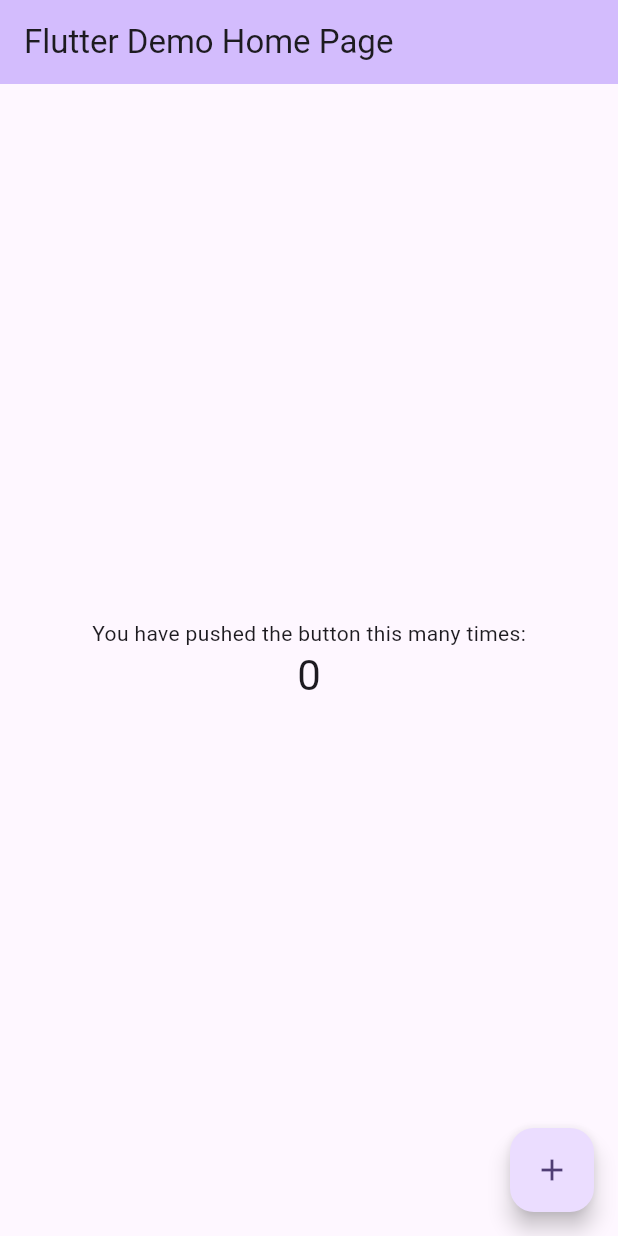
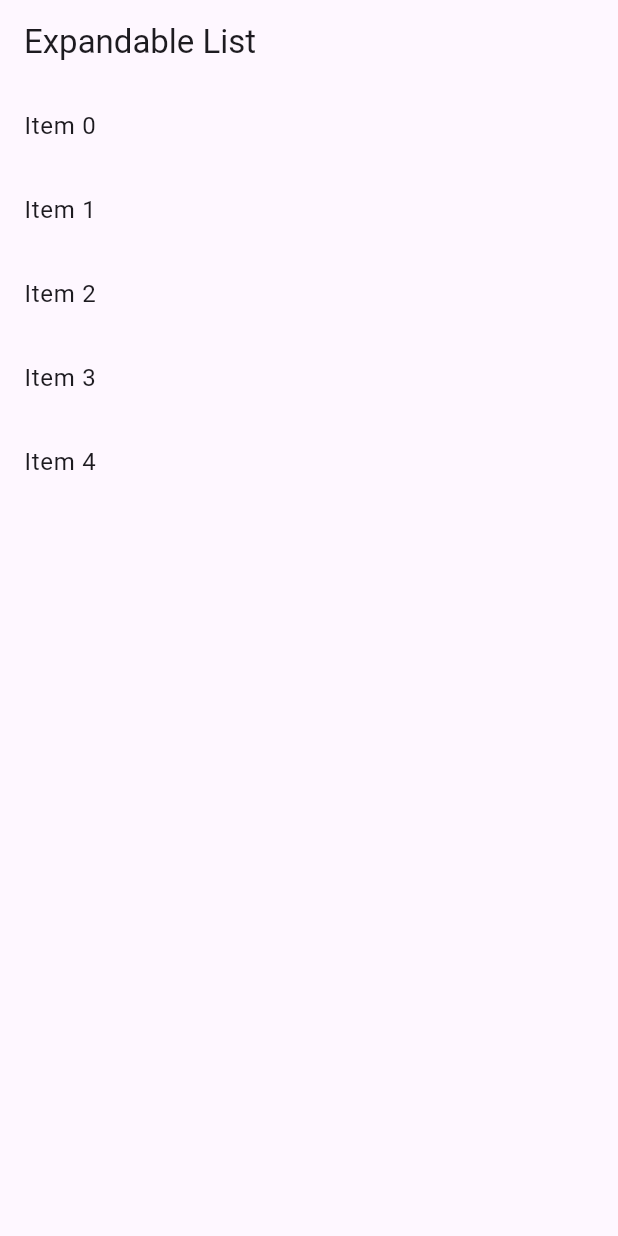
Before and after one commit to haifengkao/modkeeper, a Flutter app: the screen it shows after launch, on a phone screen of 412 x 824 dp. Run offline on Flutter 3.47's test engine with Material 3 defaults, Android fonts, the phone set to English and light mode, and no system bars.

```diff
--- a/lib/main.dart
+++ b/lib/main.dart
@@ -2,6 +2,130 @@ import 'package:flutter/material.dart';
 
 void main() {
   runApp(const MyApp());
+}
+
+class ExpandableListScreen extends StatelessWidget {
+  final List<ListItem> items = List.generate(
+    5,
+    (index) => ListItem(
+      title: 'Item $index',
+      subItems: List.generate(
+        3,
+        (subIndex) => SubItem(
+          title: 'Sub Item $subIndex',
+          isChecked: false,
+        ),
+      ),
+    ),
+  );
+
+  @override
+  Widget build(BuildContext context) {
+    return Scaffold(
+      appBar: AppBar(
+        title: Text('Expandable List'),
+      ),
+      body: ListView.builder(
+        itemCount: items.length,
+        itemBuilder: (context, index) {
+          final item = items[index];
+          return ExpandableListItem(item: item);
+        },
+      ),
+    );
+  }
+}
+
+class ExpandableListItem extends StatefulWidget {
+  final ListItem item;
+
+  const ExpandableListItem({required this.item});
+
+  @override
+  _ExpandableListItemState createState() => _ExpandableListItemState();
+}
+
+class _ExpandableListItemState extends State<ExpandableListItem>
+    with SingleTickerProviderStateMixin {
+  late AnimationController _animationController;
+  late Animation<double> _animation;
+  bool isExpanded = false;
+
+  @override
+  void initState() {
+    super.initState();
+    _animationController = AnimationController(
+      vsync: this,
+      duration: Duration(milliseconds: 200),
+    );
+    _animation = CurvedAnimation(
+      parent: _animationController,
+      curve: Curves.easeInOut,
+    );
+  }
+
+  @override
+  void dispose() {
+    _animationController.dispose();
+    super.dispose();
+  }
+
+  void _toggleExpansion() {
+    setState(() {
+      isExpanded = !isExpanded;
+      if (isExpanded) {
+        _animationController.forward();
+      } else {
+        _animationController.reverse();
+      }
+    });
+  }
+
+  @override
+  Widget build(BuildContext context) {
+    return Column(
+      children: [
+        ListTile(
+          title: Text(widget.item.title),
+          onTap: _toggleExpansion,
+        ),
+        SizeTransition(
+          sizeFactor: _animation,
+          axisAlignment: 1.0,
+          child: Container(
+            padding: EdgeInsets.symmetric(horizontal: 16.0),
+            child: Column(
+              children: widget.item.subItems.map((subItem) {
+                return CheckboxListTile(
+                  title: Text(subItem.title),
+                  value: subItem.isChecked,
+                  onChanged: (value) {
+                    setState(() {
+                      subItem.isChecked = value!;
+                    });
+                  },
+                );
+              }).toList(),
+            ),
+          ),
+        ),
+      ],
+    );
+  }
+}
+
+class ListItem {
+  final String title;
+  final List<SubItem> subItems;
+
+  ListItem({required this.title, required this.subItems});
+}
+
+class SubItem {
+  String title;
+  bool isChecked;
+
+  SubItem({required this.title, required this.isChecked});
 }
 
 class MyApp extends StatelessWidget {
@@ -11,7 +135,7 @@ class MyApp extends StatelessWidget {
   @override
   Widget build(BuildContext context) {
     return MaterialApp(
-      title: 'Flutter Demo',
+      title: 'ModKeeper',
       theme: ThemeData(
         // This is the theme of your application.
         //
@@ -31,95 +155,8 @@ class MyApp extends StatelessWidget {
         colorScheme: ColorScheme.fromSeed(seedColor: Colors.deepPurple),
         useMaterial3: true,
       ),
-      home: const MyHomePage(title: 'Flutter Demo Home Page'),
+    //   home: const MyHomePage(title: 'Flutter Demo Home Page'),
+    home: ExpandableListScreen(),
     );
   }
 }
-
-class MyHomePage extends StatefulWidget {
-  const MyHomePage({super.key, required this.title});
-
-  // This widget is the home page of your application. It is stateful, meaning
-  // that it has a State object (defined below) that contains fields that affect
-  // how it looks.
-
-  // This class is the configuration for the state. It holds the values (in this
-  // case the title) provided by the parent (in this case the App widget) and
-  // used by the build method of the State. Fields in a Widget subclass are
-  // always marked "final".
-
-  final String title;
-
-  @override
-  State<MyHomePage> createState() => _MyHomePageState();
-}
-
-class _MyHomePageState extends State<MyHomePage> {
-  int _counter = 0;
-
-  void _incrementCounter() {
-    setState(() {
-      // This call to setState tells the Flutter framework that something has
-      // changed in this State, which causes it to rerun the build method below
-      // so that the display can reflect the updated values. If we changed
-      // _counter without calling setState(), then the build method would not be
-      // called again, and so nothing would appear to happen.
-      _counter++;
-    });
-  }
-
-  @override
-  Widget build(BuildContext context) {
-    // This method is rerun every time setState is called, for instance as done
-    // by the _incrementCounter method above.
-    //
-    // The Flutter framework has been optimized to make rerunning build methods
-    // fast, so that you can just rebuild anything that needs updating rather
-    // than having to individually change instances of widgets.
-    return Scaffold(
-      appBar: AppBar(
-        // TRY THIS: Try changing the color here to a specific color (to
-        // Colors.amber, perhaps?) and trigger a hot reload to see the AppBar
-        // change color while the other colors stay the same.
-        backgroundColor: Theme.of(context).colorScheme.inversePrimary,
-        // Here we take the value from the MyHomePage object that was created by
-        // the App.build method, and use it to set our appbar title.
-        title: Text(widget.title),
-      ),
-      body: Center(
-        // Center is a layout widget. It takes a single child and positions it
-        // in the middle of the parent.
-        child: Column(
-          // Column is also a layout widget. It takes a list of children and
-          // arranges them vertically. By default, it sizes itself to fit its
-          // children horizontally, and tries to be as tall as its parent.
-          //
-          // Column has various properties to control how it sizes itself and
-          // how it positions its children. Here we use mainAxisAlignment to
-          // center the children vertically; the main axis here is the vertical
-          // axis because Columns are vertical (the cross axis would be
-          // horizontal).
-          //
-          // TRY THIS: Invoke "debug painting" (choose the "Toggle Debug Paint"
-          // action in the IDE, or press "p" in the console), to see the
-          // wireframe for each widget.
-          mainAxisAlignment: MainAxisAlignment.center,
-          children: <Widget>[
-            const Text(
-              'You have pushed the button this many times:',
-            ),
-            Text(
-              '$_counter',
-              style: Theme.of(context).textTheme.headlineMedium,
-            ),
-          ],
-        ),
-      ),
-      floatingActionButton: FloatingActionButton(
-        onPressed: _incrementCounter,
-        tooltip: 'Increment',
-        child: const Icon(Icons.add),
-      ), // This trailing comma makes auto-formatting nicer for build methods.
-    );
-  }
-}
--- a/pubspec.yaml
+++ b/pubspec.yaml
@@ -3,6 +3,7 @@ description: "A new Flutter project."
 # The following line prevents the package from being accidentally published to
 # pub.dev using `flutter pub publish`. This is preferred for private packages.
 publish_to: 'none' # Remove this line if you wish to publish to pub.dev
+
 
 # The following defines the version and build number for your application.
 # A version number is three numbers separated by dots, like 1.2.43
@@ -30,6 +31,7 @@ environment:
 dependencies:
   flutter:
     sdk: flutter
+  yaml: ^3.1.0
 
 
   # The following adds the Cupertino Icons font to your application.
@@ -62,6 +64,8 @@ flutter:
   # assets:
   #   - images/a_dot_burr.jpeg
   #   - images/a_dot_ham.jpeg
+  assets:
+    - assets/default_mod_db.yml
 
   # An image asset can refer to one or more resolution-specific "variants", see
   # https://flutter.dev/assets-and-images/#resolution-aware
```
Also changed, not shown: 1 other file.
